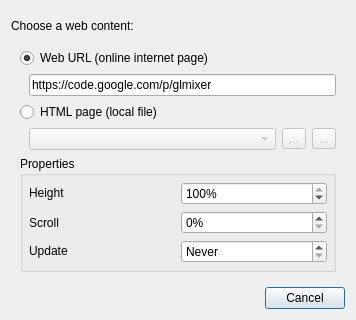
Qt form src/WebSourceCreationDialog.ui (markus-wa/glmixer-mirror) before a commit; both pictures show x 0 to 356 and y 201 to 521 of the 356 by 521 pixel window.
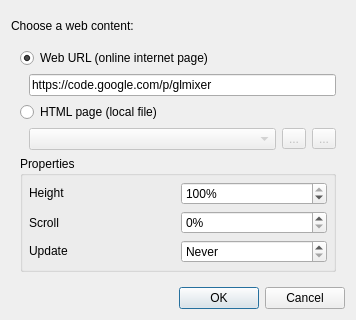
The same form after that commit. Icons and pictures are not drawn. Custom widgets are drawn as their Qt base class.

```diff
--- a/src/WebSourceCreationDialog.ui
+++ b/src/WebSourceCreationDialog.ui
@@ -354,7 +354,7 @@
       <enum>Qt::Horizontal</enum>
      </property>
      <property name="standardButtons">
-      <set>QDialogButtonBox::Cancel</set>
+      <set>QDialogButtonBox::Cancel|QDialogButtonBox::Ok</set>
      </property>
     </widget>
    </item>
```
